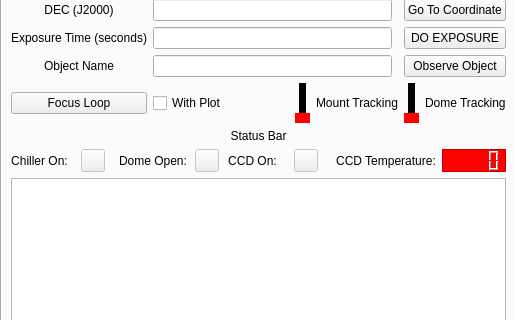
Above: Summer_GUI/form.ui from winter-telescope/observatory before the change; both pictures show x 0 to 515 and y 120 to 440 of the 515 by 727 pixel window. Below: the same form after it.
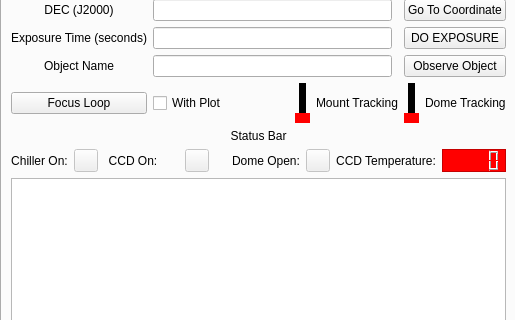
That is the form after the change.

The edit to the form file:
```diff
--- a/Summer_GUI/form.ui
+++ b/Summer_GUI/form.ui
@@ -397,36 +397,22 @@
      </item>
      <item>
       <layout class="QGridLayout" name="gridLayout_3">
-       <item row="1" column="4" colspan="2">
-        <layout class="QHBoxLayout" name="horizontalLayout_4">
-         <item>
-          <widget class="QLabel" name="label_8">
+       <item row="0" column="0" colspan="10">
+        <widget class="QLabel" name="label_5">
            <property name="text">
-            <string>CCD On:</string>
+          <string>Status Bar</string>
            </property>
            <property name="alignment">
             <set>Qt::AlignCenter</set>
            </property>
           </widget>
          </item>
-         <item alignment="Qt::AlignHCenter|Qt::AlignVCenter">
-          <widget class="QToolButton" name="ccd_status_light">
-           <property name="enabled">
-            <bool>false</bool>
-           </property>
-           <property name="text">
-            <string/>
-           </property>
-          </widget>
-         </item>
-        </layout>
-       </item>
-       <item row="1" column="2" colspan="2">
-        <layout class="QHBoxLayout" name="horizontalLayout_3">
+       <item row="1" column="0" colspan="2">
+        <layout class="QHBoxLayout" name="horizontalLayout_2">
          <item>
-          <widget class="QLabel" name="label_7">
+          <widget class="QLabel" name="label_6">
            <property name="text">
-            <string>Dome Open:</string>
+            <string>Chiller On:</string>
            </property>
            <property name="alignment">
             <set>Qt::AlignCenter</set>
@@ -434,7 +420,7 @@
           </widget>
          </item>
          <item alignment="Qt::AlignHCenter|Qt::AlignVCenter">
-          <widget class="QToolButton" name="dome_status_light">
+          <widget class="QToolButton" name="chiller_status_light">
            <property name="enabled">
             <bool>false</bool>
            </property>
@@ -445,7 +431,7 @@
          </item>
         </layout>
        </item>
-       <item row="1" column="6" colspan="3">
+       <item row="1" column="7" colspan="3">
         <layout class="QHBoxLayout" name="horizontalLayout_5">
          <item>
           <widget class="QLabel" name="label_9">
@@ -478,22 +464,36 @@
          </item>
         </layout>
        </item>
-       <item row="0" column="0" colspan="9">
-        <widget class="QLabel" name="label_5">
+       <item row="1" column="6">
+        <layout class="QHBoxLayout" name="horizontalLayout_3">
+         <item>
+          <widget class="QLabel" name="label_7">
          <property name="text">
-          <string>Status Bar</string>
+            <string>Dome Open:</string>
          </property>
          <property name="alignment">
           <set>Qt::AlignCenter</set>
          </property>
         </widget>
        </item>
-       <item row="1" column="0" colspan="2">
-        <layout class="QHBoxLayout" name="horizontalLayout_2">
+         <item alignment="Qt::AlignHCenter|Qt::AlignVCenter">
+          <widget class="QToolButton" name="dome_status_light">
+           <property name="enabled">
+            <bool>false</bool>
+           </property>
+           <property name="text">
+            <string/>
+           </property>
+          </widget>
+         </item>
+        </layout>
+       </item>
+       <item row="1" column="2" colspan="4">
+        <layout class="QHBoxLayout" name="horizontalLayout_4">
          <item>
-          <widget class="QLabel" name="label_6">
+          <widget class="QLabel" name="label_8">
            <property name="text">
-            <string>Chiller On:</string>
+            <string>CCD On:</string>
            </property>
            <property name="alignment">
             <set>Qt::AlignCenter</set>
@@ -501,7 +501,7 @@
           </widget>
          </item>
          <item alignment="Qt::AlignHCenter|Qt::AlignVCenter">
-          <widget class="QToolButton" name="chiller_status_light">
+          <widget class="QToolButton" name="ccd_status_light">
            <property name="enabled">
             <bool>false</bool>
            </property>
```
Lines whose indentation alone changed are shown as unchanged.
